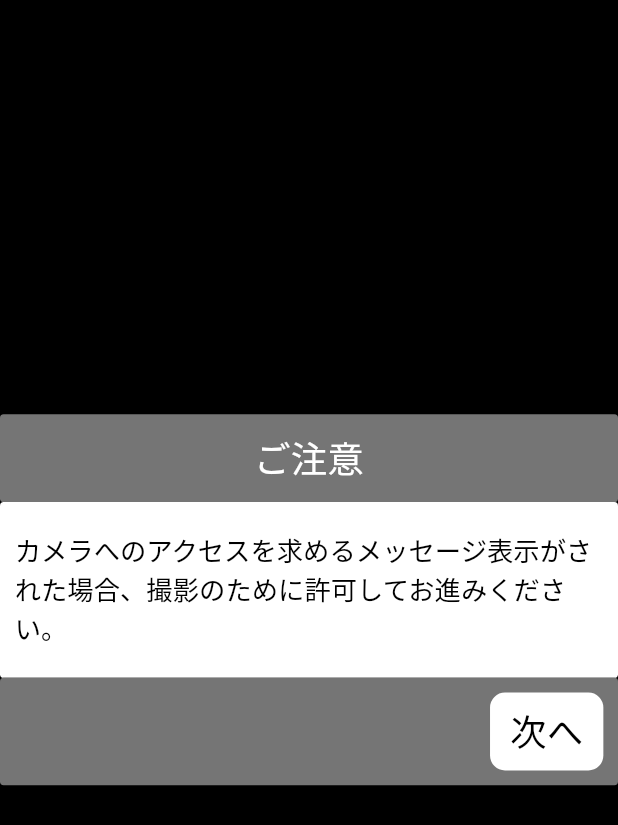
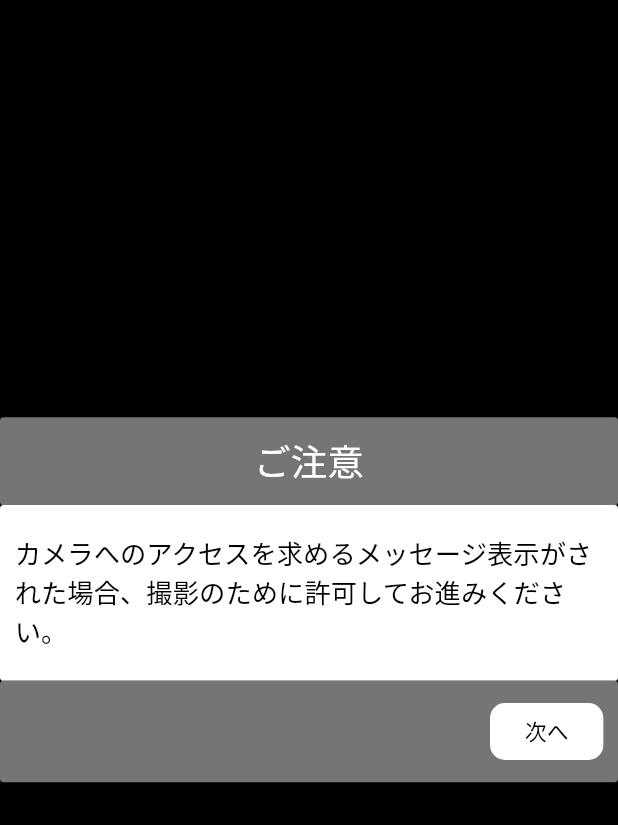
Before and after one commit to hello-world-was-taken/upwork-hassan, a Flutter app: the AccessRequest screen opened directly, on a phone screen of 412 x 824 dp. Shown: the top 825 px of the screen. Run offline on Flutter 3.47's test engine with Material 2 defaults, Android fonts, the phone set to English and light mode, and no system bars; our stand-ins replace camera, flutter_screenutil; Roboto replaces fonts that are missing (MsGothic).

Commit message:
animation speed change

```diff
--- a/lib/features/pages/presentation/access_request.dart
+++ b/lib/features/pages/presentation/access_request.dart
@@ -68,7 +68,7 @@ Navigator.push(
         child: Center(
           child: Text(
                   '次へ',
-                  style: TextStyle(color: Colors.black, fontSize: AppDimension.fontSize(50, context)),
+                  style: TextStyle(color: Colors.black, fontSize: AppDimension.fontSize(30, context)),
                 ),
         ),
       ),
--- a/lib/features/pages/presentation/onboarding.dart
+++ b/lib/features/pages/presentation/onboarding.dart
@@ -144,7 +144,7 @@ class ProgressIndicator extends StatelessWidget {
                                   ),
                               )
                               : AnimatedSwitcher(
-                                  duration: Duration(seconds: 2),
+                                  duration: Duration(milliseconds: 500),
                                   transitionBuilder: (Widget child, Animation<double> animation) {
                                     return ScaleTransition(scale: animation, child: child);
                                   },
```
